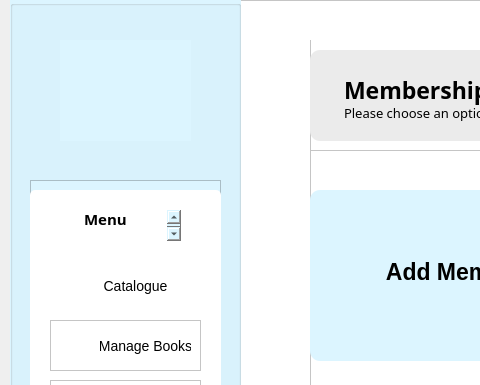
This is adminmembership.ui in TenacioussD/library_information_system as Qt 5 draws it before an edit; both pictures show x 0 to 480 and y 0 to 385 of the 1019 by 670 pixel window. The edited form follows.
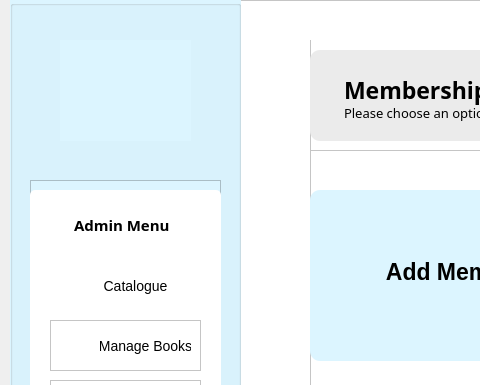
This is the edited form. Icons and pictures are not drawn.

What changed in the file:
```diff
--- a/adminmembership.ui
+++ b/adminmembership.ui
@@ -100,9 +100,9 @@
      <widget class="QPlainTextEdit" name="plainTextEdit_6">
       <property name="geometry">
        <rect>
-        <x>50</x>
+        <x>40</x>
         <y>30</y>
-        <width>101</width>
+        <width>131</width>
         <height>31</height>
        </rect>
       </property>
```
